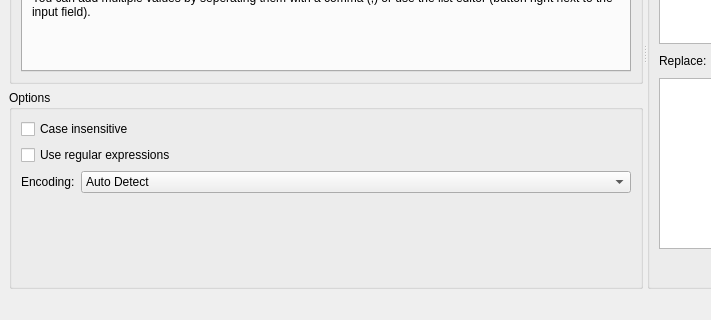
Qt form MainWindow.ui (ma7t3/SimpleReplace) before a commit; both pictures show x 0 to 711 and y 280 to 600 of the 1200 by 600 pixel window.
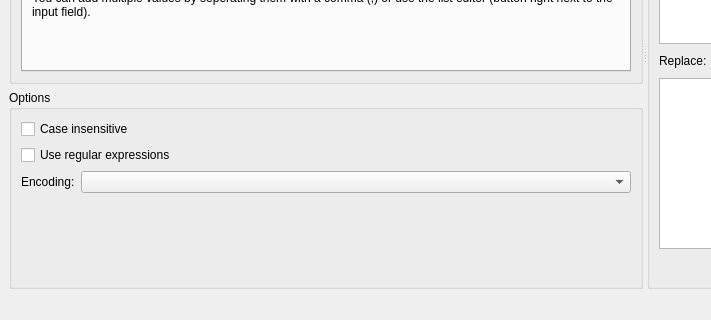
The same form after that commit. Icons and pictures are not drawn.

Commit message: load available codecs

```diff
--- a/MainWindow.ui
+++ b/MainWindow.ui
@@ -258,13 +258,7 @@
               </widget>
              </item>
              <item>
-              <widget class="QComboBox" name="cbOptionEncoding">
-               <item>
-                <property name="text">
-                 <string>Auto Detect</string>
-                </property>
-               </item>
-              </widget>
+              <widget class="QComboBox" name="cbOptionEncoding"/>
              </item>
             </layout>
            </item>
```
Left out of the diff: 2 changed lines with no effect on the pictures. The commit also changes 2 other files.
